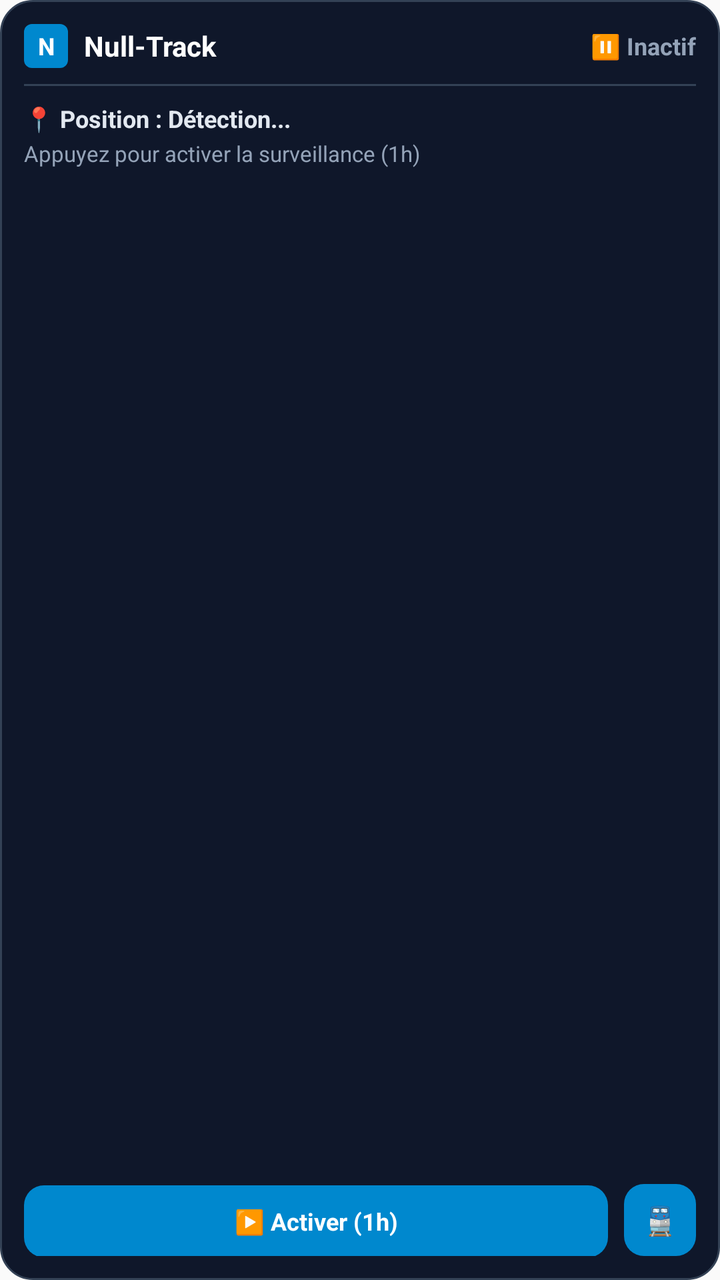
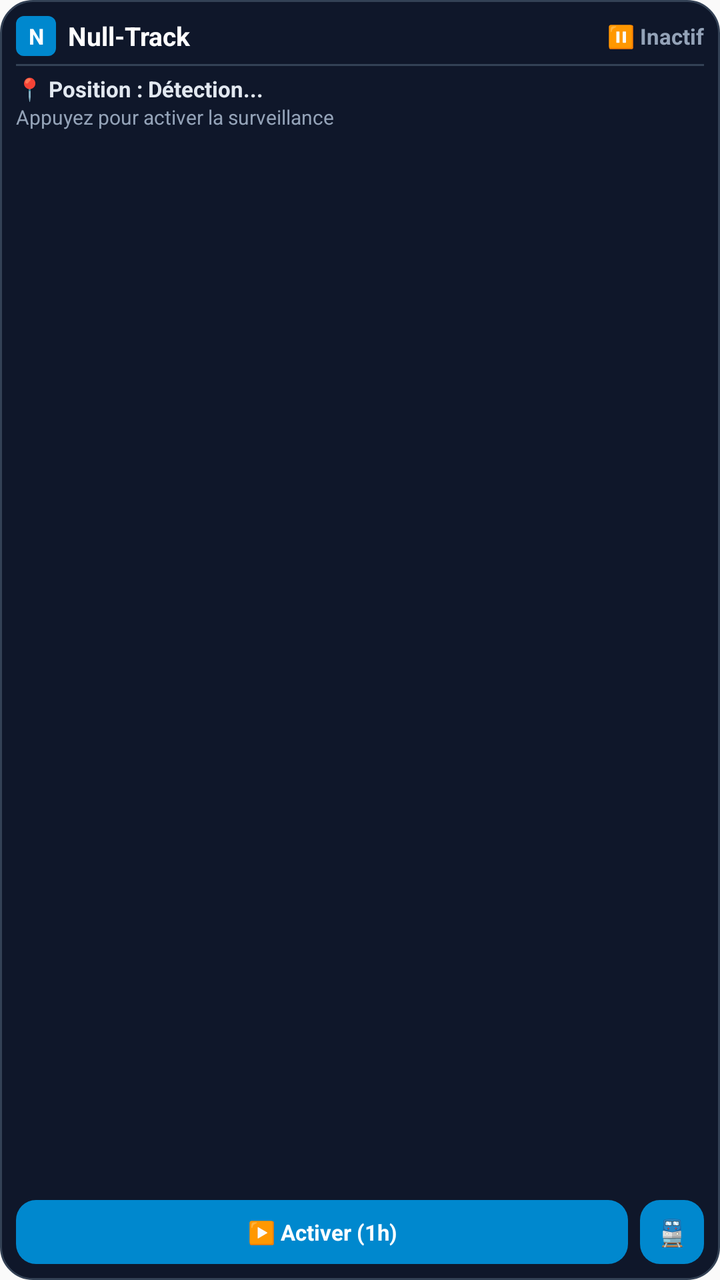

Two renders of the same Android screen: before a commit and after it. Below are the layout's source before the change and the commit's diff.
<!-- AndroidManifest.xml: application theme android:Theme.Material.Light.NoActionBar -->
<!-- res/layout/widget_nulltrack.xml -->
<?xml version="1.0" encoding="utf-8"?>
<LinearLayout xmlns:android="http://schemas.android.com/apk/res/android"
    android:id="@+id/widget_root"
    android:layout_width="match_parent"
    android:layout_height="match_parent"
    android:background="@drawable/widget_background"
    android:orientation="vertical"
    android:padding="12dp">

    
    <LinearLayout
        android:layout_width="match_parent"
        android:layout_height="wrap_content"
        android:gravity="center_vertical"
        android:orientation="horizontal">

        <TextView
            android:id="@+id/widget_badge"
            android:layout_width="22dp"
            android:layout_height="22dp"
            android:background="@drawable/widget_line_badge"
            android:gravity="center"
            android:text="N"
            android:textColor="#FFFFFF"
            android:textSize="12sp"
            android:textStyle="bold" />

        <TextView
            android:id="@+id/widget_title"
            android:layout_width="0dp"
            android:layout_height="wrap_content"
            android:layout_marginStart="8dp"
            android:layout_weight="1"
            android:text="Null-Track"
            android:textColor="#FFFFFF"
            android:textSize="14sp"
            android:textStyle="bold" />

        <TextView
            android:id="@+id/widget_status_badge"
            android:layout_width="wrap_content"
            android:layout_height="wrap_content"
            android:text="⏸️ Inactif"
            android:textColor="#94A3B8"
            android:textSize="12sp"
            android:textStyle="bold" />
    </LinearLayout>

    <View
        android:layout_width="match_parent"
        android:layout_height="1dp"
        android:layout_marginTop="8dp"
        android:layout_marginBottom="8dp"
        android:background="#334155" />

    
    <TextView
        android:id="@+id/widget_location_text"
        android:layout_width="match_parent"
        android:layout_height="wrap_content"
        android:ellipsize="end"
        android:maxLines="1"
        android:text="📍 Position : Détection..."
        android:textColor="#E2E8F0"
        android:textSize="12sp"
        android:textStyle="bold" />

    
    <TextView
        android:id="@+id/widget_detail_text"
        android:layout_width="match_parent"
        android:layout_height="wrap_content"
        android:layout_marginTop="2dp"
        android:ellipsize="end"
        android:maxLines="1"
        android:text="Appuyez pour activer la surveillance (1h)"
        android:textColor="#94A3B8"
        android:textSize="11sp" />

    
    <FrameLayout
        android:layout_width="match_parent"
        android:layout_height="0dp"
        android:layout_weight="1" />

    
    <LinearLayout
        android:layout_width="match_parent"
        android:layout_height="wrap_content"
        android:layout_marginTop="6dp"
        android:orientation="horizontal">

        <TextView
            android:id="@+id/widget_action_button"
            android:layout_width="0dp"
            android:layout_height="36dp"
            android:layout_weight="1"
            android:background="@drawable/widget_button_inactive"
            android:clickable="true"
            android:focusable="true"
            android:gravity="center"
            android:paddingStart="8dp"
            android:paddingEnd="8dp"
            android:text="▶️ Activer (1h)"
            android:textColor="#FFFFFF"
            android:textSize="12sp"
            android:textStyle="bold" />

        <TextView
            android:id="@+id/widget_open_app_button"
            android:layout_width="36dp"
            android:layout_height="36dp"
            android:layout_marginStart="8dp"
            android:background="@drawable/widget_button_inactive"
            android:clickable="true"
            android:focusable="true"
            android:gravity="center"
            android:text="🚆"
            android:textColor="#FFFFFF"
            android:textSize="14sp" />
    </LinearLayout>

</LinearLayout>
<!-- resources referenced by this layout -->
<resources>
  <!-- drawable widget_background (drawable) -->
  <?xml version="1.0" encoding="utf-8"?>
  <shape xmlns:android="http://schemas.android.com/apk/res/android"
      android:shape="rectangle">
      <corners android:radius="16dp" />
      <solid android:color="#0F172A" />
      <stroke
          android:width="1dp"
          android:color="#334155" />
  </shape>
  <!-- drawable widget_button_inactive (drawable) -->
  <?xml version="1.0" encoding="utf-8"?>
  <shape xmlns:android="http://schemas.android.com/apk/res/android"
      android:shape="rectangle">
      <corners android:radius="10dp" />
      <solid android:color="#0088CE" />
  </shape>
  <!-- drawable widget_line_badge (drawable) -->
  <?xml version="1.0" encoding="utf-8"?>
  <shape xmlns:android="http://schemas.android.com/apk/res/android"
      android:shape="rectangle">
      <corners android:radius="4dp" />
      <solid android:color="#0088CE" />
  </shape>
</resources>

<!-- the commit's change to res/layout/widget_nulltrack.xml (unified diff, before → after) -->
@@ -5,7 +5,7 @@
     android:layout_height="match_parent"
     android:background="@drawable/widget_background"
     android:orientation="vertical"
-    android:padding="12dp">
+    android:padding="8dp">
 
     
     <LinearLayout
@@ -16,24 +16,26 @@
 
         <TextView
             android:id="@+id/widget_badge"
-            android:layout_width="22dp"
-            android:layout_height="22dp"
+            android:layout_width="20dp"
+            android:layout_height="20dp"
             android:background="@drawable/widget_line_badge"
             android:gravity="center"
             android:text="N"
             android:textColor="#FFFFFF"
-            android:textSize="12sp"
+            android:textSize="11sp"
             android:textStyle="bold" />
 
         <TextView
             android:id="@+id/widget_title"
             android:layout_width="0dp"
             android:layout_height="wrap_content"
-            android:layout_marginStart="8dp"
+            android:layout_marginStart="6dp"
             android:layout_weight="1"
+            android:ellipsize="end"
+            android:maxLines="1"
             android:text="Null-Track"
             android:textColor="#FFFFFF"
-            android:textSize="14sp"
+            android:textSize="13sp"
             android:textStyle="bold" />
 
         <TextView
@@ -42,16 +44,18 @@
             android:layout_height="wrap_content"
             android:text="⏸️ Inactif"
             android:textColor="#94A3B8"
-            android:textSize="12sp"
+            android:textSize="11sp"
             android:textStyle="bold" />
     </LinearLayout>
 
-    <View
+    
+    <ImageView
         android:layout_width="match_parent"
         android:layout_height="1dp"
-        android:layout_marginTop="8dp"
-        android:layout_marginBottom="8dp"
-        android:background="#334155" />
+        android:layout_marginTop="4dp"
+        android:layout_marginBottom="4dp"
+        android:contentDescription="Séparateur"
+        android:src="@drawable/widget_divider" />
 
     
     <TextView
@@ -62,20 +66,18 @@
         android:maxLines="1"
         android:text="📍 Position : Détection..."
         android:textColor="#E2E8F0"
-        android:textSize="12sp"
+        android:textSize="11sp"
         android:textStyle="bold" />
 
-    
     <TextView
         android:id="@+id/widget_detail_text"
         android:layout_width="match_parent"
         android:layout_height="wrap_content"
-        android:layout_marginTop="2dp"
         android:ellipsize="end"
         android:maxLines="1"
-        android:text="Appuyez pour activer la surveillance (1h)"
+        android:text="Appuyez pour activer la surveillance"
         android:textColor="#94A3B8"
-        android:textSize="11sp" />
+        android:textSize="10sp" />
 
     
     <FrameLayout
@@ -87,37 +89,38 @@
     <LinearLayout
         android:layout_width="match_parent"
         android:layout_height="wrap_content"
-        android:layout_marginTop="6dp"
+        android:layout_marginTop="4dp"
+        android:gravity="center_vertical"
         android:orientation="horizontal">
 
         <TextView
             android:id="@+id/widget_action_button"
             android:layout_width="0dp"
-            android:layout_height="36dp"
+            android:layout_height="32dp"
             android:layout_weight="1"
             android:background="@drawable/widget_button_inactive"
             android:clickable="true"
             android:focusable="true"
             android:gravity="center"
-            android:paddingStart="8dp"
-            android:paddingEnd="8dp"
+            android:paddingStart="6dp"
+            android:paddingEnd="6dp"
             android:text="▶️ Activer (1h)"
             android:textColor="#FFFFFF"
-            android:textSize="12sp"
+            android:textSize="11sp"
             android:textStyle="bold" />
 
         <TextView
             android:id="@+id/widget_open_app_button"
-            android:layout_width="36dp"
-            android:layout_height="36dp"
-            android:layout_marginStart="8dp"
+            android:layout_width="32dp"
+            android:layout_height="32dp"
+            android:layout_marginStart="6dp"
             android:background="@drawable/widget_button_inactive"
             android:clickable="true"
             android:focusable="true"
             android:gravity="center"
             android:text="🚆"
             android:textColor="#FFFFFF"
-            android:textSize="14sp" />
+            android:textSize="13sp" />
     </LinearLayout>
 
 </LinearLayout>
<!-- resource entries referenced after the edit -->
@@ -17,6 +17,13 @@
       <corners android:radius="10dp" />
       <solid android:color="#0088CE" />
   </shape>
+  <!-- drawable widget_divider (drawable) -->
+  <?xml version="1.0" encoding="utf-8"?>
+  <shape xmlns:android="http://schemas.android.com/apk/res/android"
+      android:shape="rectangle">
+      <solid android:color="@color/widget_divider" />
+      <size android:height="1dp" />
+  </shape>
   <!-- drawable widget_line_badge (drawable) -->
   <?xml version="1.0" encoding="utf-8"?>
   <shape xmlns:android="http://schemas.android.com/apk/res/android"
@@ -24,5 +31,6 @@
       <corners android:radius="4dp" />
       <solid android:color="#0088CE" />
   </shape>
+  <color name="widget_divider">#334155</color>
 </resources>
 
